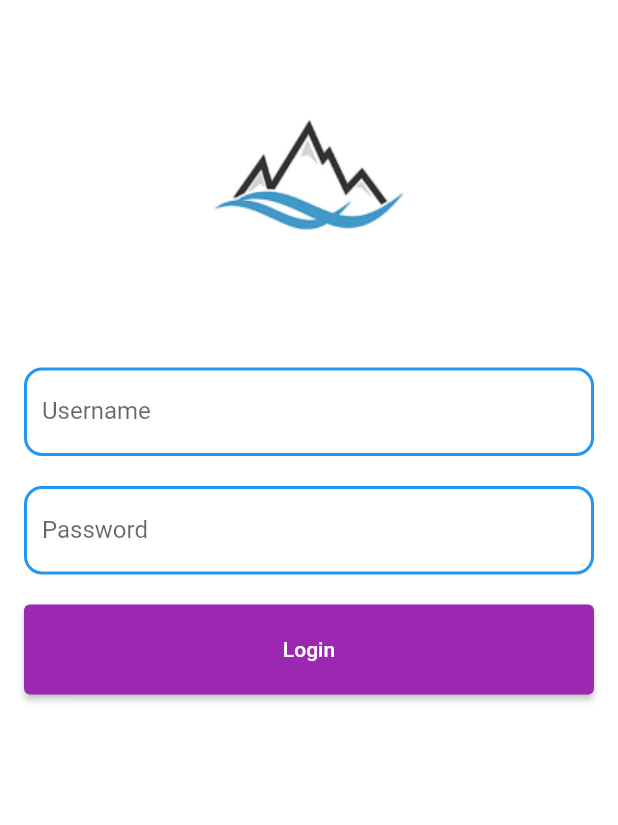
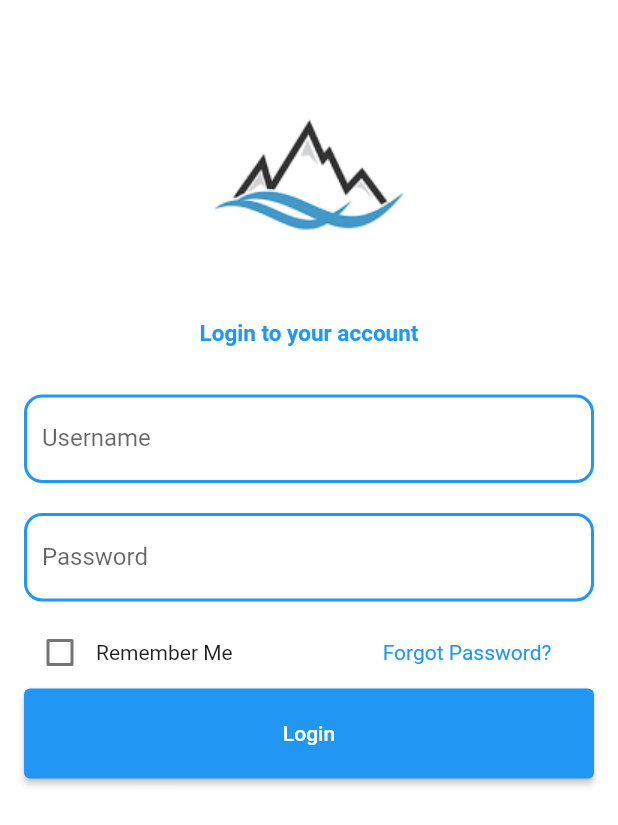
Before and after one commit to khanalmanoj/mountainapp, a Flutter app: the LoginPage screen opened directly, after a tap on "Login", on a phone screen of 412 x 824 dp. Shown: the top 825 px of the screen. Run offline on Flutter 3.47's test engine with Material 2 defaults, Android fonts, the phone set to English and light mode, and no system bars; our stand-ins replace google_fonts; network calls fail.

Commit message:
Fourth Commit

```diff
--- a/lib/loginpage.dart
+++ /dev/null
@@ -1,71 +0,0 @@
-import 'package:flutter/material.dart';
-
-class LoginPage extends StatelessWidget {
-  const LoginPage({super.key});
-
-  @override
-  Widget build(BuildContext context) {
-    return Scaffold(
-      backgroundColor: Colors.white,
-      body: SafeArea(
-          child: SingleChildScrollView(
-        child: Column(
-          children: [
-            SizedBox(
-              height: 20,
-            ),
-            Image(image: AssetImage('assets/mountainlogo.png')),
-            Padding(
-              padding: EdgeInsets.symmetric(horizontal: 16, vertical: 32),
-              child: Column(children: [
-                TextFormField(
-                  decoration: InputDecoration(
-                    hintText: 'Enter Username',
-                    labelText: 'Username',
-                    focusedBorder: OutlineInputBorder(
-                        borderRadius: BorderRadius.all(Radius.circular(12)),
-                        borderSide: BorderSide(width: 2, color: Colors.blue)),
-                    enabledBorder: OutlineInputBorder(
-                      borderRadius: BorderRadius.all(
-                        Radius.circular(12),
-                      ),
-                      borderSide: BorderSide(width: 2, color: Colors.blue),
-                    ),
-                  ),
-                ),
-                SizedBox(
-                  height: 20,
-                ),
-                TextFormField(
-                  decoration: InputDecoration(
-                    hintText: 'Enter Password',
-                    labelText: 'Password',
-                    focusedBorder: OutlineInputBorder(
-                        borderRadius: BorderRadius.all(Radius.circular(12)),
-                        borderSide: BorderSide(width: 2, color: Colors.blue)),
-                    enabledBorder: OutlineInputBorder(
-                      borderRadius: BorderRadius.all(
-                        Radius.circular(12),
-                      ),
-                      borderSide: BorderSide(width: 2, color: Colors.blue),
-                    ),
-                  ),
-                ),
-                SizedBox(
-                  height: 20,
-                ),
-                SizedBox(
-                    width: 400,
-                    height: 60,
-                    child: ElevatedButton(
-                      onPressed: () {},
-                      child: Text("Login"),
-                    ))
-              ]),
-            ),
-          ],
-        ),
-      )),
-    );
-  }
-}
--- a/lib/main.dart
+++ b/lib/main.dart
@@ -1,5 +1,6 @@
 import 'package:flutter/material.dart';
-import 'package:mountain/homepage.dart';
+import 'package:mountain/pages/homepage.dart';
+import 'package:mountain/pages/loginpage.dart';
 import 'widgets/theme.dart';
 
 void main() {
@@ -14,7 +15,7 @@ class MountainApp extends StatelessWidget {
     return MaterialApp(
       theme: Mytheme.lightTheme(context),
       debugShowCheckedModeBanner: false,
-      home: HomePage(),
+      home: LoginPage(),
     );
   }
 }
--- /dev/null
+++ b/lib/models/loginmodel.dart
@@ -0,0 +1,45 @@
+class Login {
+  String? status;
+  int? statusCode;
+  Data? data;
+  String? message;
+
+  Login({this.status, this.statusCode, this.data, this.message});
+
+  Login.fromJson(Map<String, dynamic> json) {
+    status = json['status'];
+    statusCode = json['status_code'];
+    data = json['data'] != null ? new Data.fromJson(json['data']) : null;
+    message = json['message'];
+  }
+
+  Map<String, dynamic> toJson() {
+    final Map<String, dynamic> data = new Map<String, dynamic>();
+    data['status'] = this.status;
+    data['status_code'] = this.statusCode;
+    if (this.data != null) {
+      data['data'] = this.data!.toJson();
+    }
+    data['message'] = this.message;
+    return data;
+  }
+}
+
+class Data {
+  String? name;
+  String? mobileno;
+
+  Data({this.name, this.mobileno});
+
+  Data.fromJson(Map<String, dynamic> json) {
+    name = json['name'];
+    mobileno = json['mobileno'];
+  }
+
+  Map<String, dynamic> toJson() {
+    final Map<String, dynamic> data = new Map<String, dynamic>();
+    data['name'] = this.name;
+    data['mobileno'] = this.mobileno;
+    return data;
+  }
+}
--- a/lib/homepage.dart
+++ b/lib/pages/homepage.dart
@@ -2,7 +2,7 @@ import 'package:flutter/cupertino.dart';
 import 'package:flutter/material.dart';
 import 'package:google_fonts/google_fonts.dart';
 import 'package:mountain/models/getposts.dart';
-import 'services/networkhelper.dart';
+import '../services/networkhelper.dart';
 
 class HomePage extends StatefulWidget {
   const HomePage({super.key});
--- /dev/null
+++ b/lib/pages/loginpage.dart
@@ -0,0 +1,131 @@
+import 'package:flutter/material.dart';
+import 'package:mountain/pages/homepage.dart';
+import '../services/networkhelper.dart';
+import '../models/loginmodel.dart';
+
+class LoginPage extends StatefulWidget {
+  const LoginPage({super.key});
+
+  @override
+  State<LoginPage> createState() => _LoginPageState();
+}
+
+class _LoginPageState extends State<LoginPage> {
+  final TextEditingController phoneController = TextEditingController();
+  final TextEditingController passwordController = TextEditingController();
+  bool check = false;
+
+  @override
+  Widget build(BuildContext context) {
+    return Scaffold(
+      backgroundColor: Colors.white,
+      body: SafeArea(
+          child: SingleChildScrollView(
+        child: Column(
+          children: [
+            SizedBox(
+              height: 20,
+            ),
+            Image(image: AssetImage('assets/mountainlogo.png')),
+            Text(
+                style: TextStyle(
+                    fontSize: 15,
+                    fontWeight: FontWeight.bold,
+                    color: Colors.blue),
+                "Login to your account"),
+            Padding(
+              padding: EdgeInsets.symmetric(horizontal: 16, vertical: 32),
+              child: Column(children: [
+                TextFormField(
+                  controller: phoneController,
+                  decoration: InputDecoration(
+                    hintText: 'Enter Username',
+                    labelText: 'Username',
+                    focusedBorder: OutlineInputBorder(
+                        borderRadius: BorderRadius.all(Radius.circular(12)),
+                        borderSide: BorderSide(width: 2, color: Colors.blue)),
+                    enabledBorder: OutlineInputBorder(
+                      borderRadius: BorderRadius.all(
+                        Radius.circular(12),
+                      ),
+                      borderSide: BorderSide(width: 2, color: Colors.blue),
+                    ),
+                  ),
+                ),
+                SizedBox(
+                  height: 20,
+                ),
+                TextFormField(
+                  controller: passwordController,
+                  obscureText: true,
+                  decoration: InputDecoration(
+                    hintText: 'Enter Password',
+                    labelText: 'Password',
+                    focusedBorder: OutlineInputBorder(
+                        borderRadius: BorderRadius.all(Radius.circular(12)),
+                        borderSide: BorderSide(width: 2, color: Colors.blue)),
+                    enabledBorder: OutlineInputBorder(
+                      borderRadius: BorderRadius.all(
+                        Radius.circular(12),
+                      ),
+                      borderSide: BorderSide(width: 2, color: Colors.blue),
+                    ),
+                  ),
+                ),
+                SizedBox(
+                  height: 10,
+                ),
+                Container(
+                  child: Row(
+                    mainAxisAlignment: MainAxisAlignment.start,
+                    children: <Widget>[
+                      Checkbox(
+                        value: check,
+                        onChanged: (bool? value) {
+                          if (value != null)
+                            setState(() {
+                              check = value;
+                            });
+                        },
+                      ),
+                      Text('Remember Me'),
+                      SizedBox(
+                        width: 100,
+                      ),
+                      Text(
+                        'Forgot Password?',
+                        style: TextStyle(color: Colors.blue),
+                      ),
+                    ],
+                  ),
+                ),
+                SizedBox(
+                    width: 400,
+                    height: 60,
+                    child: ElevatedButton(
+                        child: Text("Login"),
+                        onPressed: () async {
+                          var phoneData = phoneController.text.toString();
+                          var passwordData = passwordController.text.toString();
+
+                          Login logindata = await NetworkHelper().getLogin(
+                              phone: phoneData, password: passwordData);
+
+                          var status = logindata.status;
+                          print(status);
+
+                          if (status == 'success') {
+                            Navigator.push(context,
+                                MaterialPageRoute(builder: (context) {
+                              return HomePage();
+                            }));
+                          }
+                        })),
+              ]),
+            ),
+          ],
+        ),
+      )),
+    );
+  }
+}
--- a/lib/services/networkhelper.dart
+++ b/lib/services/networkhelper.dart
@@ -1,4 +1,7 @@
+import 'dart:convert';
+import 'dart:io';
 import 'package:mountain/models/getposts.dart';
+import 'package:mountain/models/loginmodel.dart';
 import 'package:http/http.dart' as http;
 
 class NetworkHelper {
@@ -14,4 +17,29 @@ class NetworkHelper {
     //    return [];
     //  }
   }
+
+  Future<Login> getLogin({
+    var phone,
+    var password,
+  }) async {
+    var client = http.Client();
+    var loginmodel;
+
+    var uri = Uri.parse(
+        'http://103.38.197.18/mobilebanking/api/v2/mdabaliReportUserLogin');
+    var response = await client.post(
+      uri,
+      headers: {HttpHeaders.contentTypeHeader: "application/json"},
+      body: jsonEncode(
+        <dynamic, dynamic>{"mobileno": phone, "password": password},
+      ),
+    );
+
+    if (response.statusCode == 200) {
+      var body = response.body;
+      var jsonMap = jsonDecode(body);
+      loginmodel = Login.fromJson(jsonMap);
+    }
+    return loginmodel;
+  }
 }
--- a/lib/widgets/theme.dart
+++ b/lib/widgets/theme.dart
@@ -3,7 +3,7 @@ import 'package:google_fonts/google_fonts.dart';
 
 class Mytheme {
   static ThemeData lightTheme(BuildContext context) => ThemeData(
-      primarySwatch: Colors.purple,
+      primarySwatch: Colors.blue,
       fontFamily: GoogleFonts.roboto().fontFamily,
       appBarTheme: AppBarTheme(
           color: Colors.white,
```
